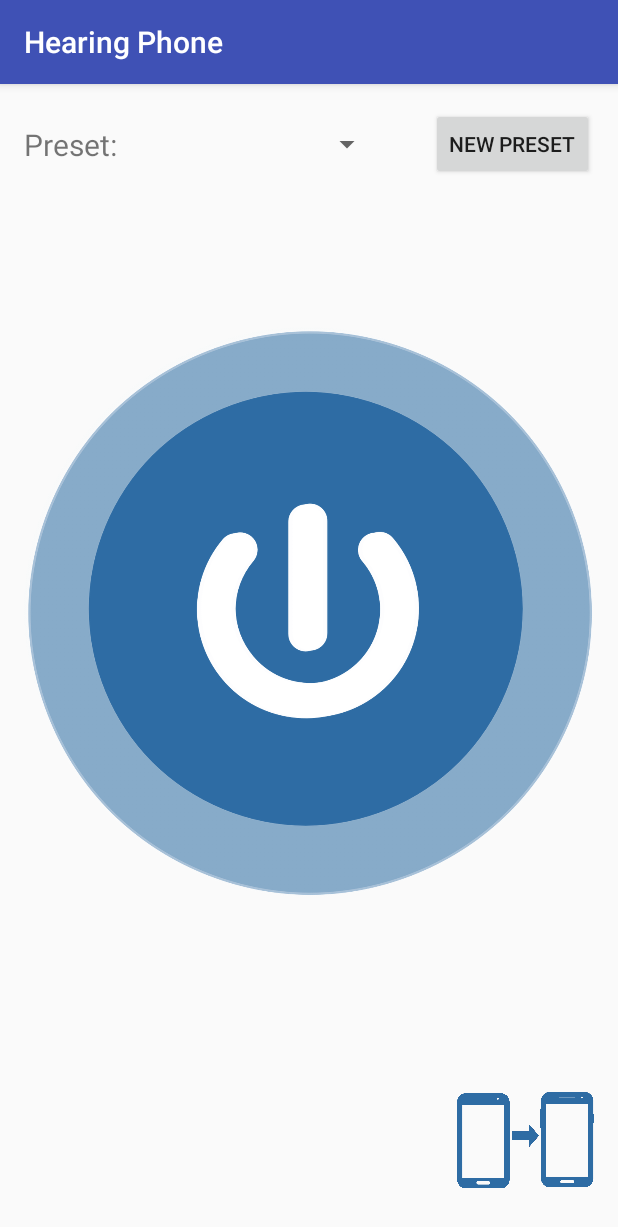
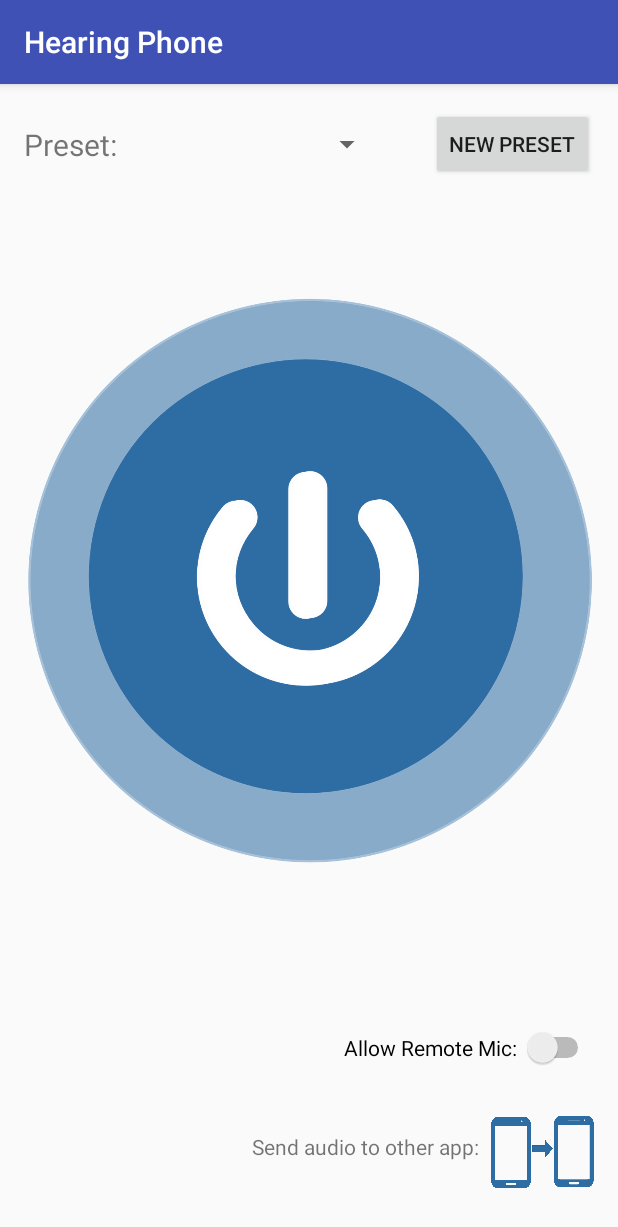
Before and after one commit to ErikAggie/backupaids, an Android app: the screen it shows after launch (MainActivity), on a phone screen of 412 x 824 dp. Shown: the top 1227 px of the screen. Run offline under Robolectric (Android 15) with nearby library versions, the phone set to English and light mode, and no system bars; 1 statement that could not run was skipped.

Commit message:
(Not working yet) added switch for allowing remote connections

```diff
--- a/app/src/main/java/peterson/ttu/edu/backupaids/activities/MainActivity.java
+++ b/app/src/main/java/peterson/ttu/edu/backupaids/activities/MainActivity.java
@@ -7,6 +7,7 @@ import android.content.Intent;
 import android.content.pm.PackageManager;
 import android.media.AudioManager;
 import android.support.annotation.NonNull;
+import android.support.annotation.UiThread;
 import android.support.v4.app.ActivityCompat;
 import android.support.v7.app.AppCompatActivity;
 import android.os.Bundle;
@@ -15,10 +16,14 @@ import android.widget.AdapterView;
 import android.widget.ArrayAdapter;
 import android.widget.ImageButton;
 import android.widget.Spinner;
+import android.widget.Switch;
+import android.widget.ToggleButton;
 
 import java.io.IOException;
 import java.net.Socket;
 import java.util.List;
+import java.util.Timer;
+import java.util.TimerTask;
 
 import peterson.ttu.edu.backupaids.BluetoothMonitor;
 import peterson.ttu.edu.backupaids.R;
@@ -36,6 +41,7 @@ public class MainActivity extends AppCompatActivity {
     private String[] permissions = {Manifest.permission.RECORD_AUDIO};
     private SoundPassthrough soundPassthrough;
     private ConnectionManager connectionManager;
+    private final Timer discoverableCountdown = new Timer();
 
     @Override
     protected void onCreate(Bundle savedInstanceState) {
@@ -76,6 +82,7 @@ public class MainActivity extends AppCompatActivity {
                     return;
                 }
                 if ( soundPassthrough.isPlaying()) {
+                    // TODO: I guess we should re-connect in this case?
                     // Restart playback so we use the new preset
                     stopPlaying();
                     playSound(view);
@@ -93,8 +100,11 @@ public class MainActivity extends AppCompatActivity {
     protected void onPause() {
         stopPlaying();
         connectionManager.stopListeningForConnections();
+        Switch toggleButton = (Switch) findViewById(R.id.makeDiscoverable);
+        toggleButton.setChecked(false);
         connectionManager.stopServiceDiscovery();
         unregisterReceiver(connectionManager);
+        discoverableCountdown.cancel();
         super.onPause();
     }
 
@@ -102,8 +112,6 @@ public class MainActivity extends AppCompatActivity {
     public void onResume() {
         super.onResume();
         registerReceiver(connectionManager, Util.WIFI_P2P_INTENT_FILTER);
-        connectionManager.listenForConnections();
-        connectionManager.beginServiceDiscovery();
     }
 
     @Override
@@ -176,6 +184,32 @@ public class MainActivity extends AppCompatActivity {
         }
     }
 
+    public void discoverableToggled(View view) {
+        final Switch makeDiscoverableButton = (Switch) view;
+        if ( makeDiscoverableButton.isActivated()) {
+            connectionManager.listenForConnections();
+            connectionManager.beginServiceDiscovery();
+
+            // Set a timer so we aren't discoverable forever (which wouldn't be allowed anyway)
+            discoverableCountdown.schedule(new TimerTask() {
+                @Override
+                public void run() {
+                    runOnUiThread(new Runnable() {
+                        @Override
+                        public void run() {
+                            makeDiscoverableButton.setChecked(false);
+                        }
+                    });
+                }
+            }, 30000); // 30 seconds
+        } else {
+            discoverableCountdown.cancel();
+            connectionManager.stopServiceDiscovery();
+            connectionManager.stopListeningForConnections();
+        }
+
+    }
+
     private SoundPreset getCurrentSoundPreset() {
         Spinner presetSpinner = findViewById(R.id.presetSpinner);
         int position = presetSpinner.getSelectedItemPosition();
--- a/app/src/main/res/layout/activity_main.xml
+++ b/app/src/main/res/layout/activity_main.xml
@@ -64,36 +64,59 @@
         android:layout_marginStart="16dp"
         android:layout_marginEnd="16dp"
         app:layout_constraintHorizontal_bias="0.6"
-        app:layout_constraintBottom_toTopOf="@id/sendToOtherPhoneButton"
+        app:layout_constraintBottom_toTopOf="@id/makeDiscoverable"
         app:layout_constraintTop_toBottomOf="@id/presetSpinner"
         app:layout_constraintLeft_toLeftOf="parent"
         app:layout_constraintRight_toRightOf="parent"
         app:layout_constraintVertical_bias="0.6" />
 
-    <View
+    <Switch
+        android:id="@+id/makeDiscoverable"
         android:layout_width="0dp"
-        android:layout_height="0dp"
-        app:layout_constraintTop_toBottomOf="@id/playSound"
-        app:layout_constraintBottom_toBottomOf="parent"
+        android:layout_height="wrap_content"
+        android:layout_marginBottom="8dp"
+        android:layout_marginTop="16dp"
+        android:layout_marginStart="4dp"
+        android:layout_marginEnd="16dp"
+        android:text="Allow Remote Mic: "
+        android:textAlignment="textEnd"
+        android:onClick="discoverableToggled"
+        app:layout_constraintBottom_toTopOf="@id/sendToOtherPhoneButton"
+        app:layout_constraintRight_toRightOf="parent"
+        app:layout_constraintTop_toBottomOf="@id/playSound" />
+
+    <TextView
+        android:id="@+id/textForSendToOtherPhoneButton"
+        android:layout_width="0dp"
+        android:layout_height="wrap_content"
+        android:text="Send audio to other app:"
+        android:layout_marginTop="8dp"
+        android:layout_marginBottom="16dp"
+        android:layout_marginStart="16dp"
+        android:layout_marginEnd="4dp"
+        android:textAlignment="viewEnd"
+        app:layout_constraintTop_toTopOf="@id/sendToOtherPhoneButton"
+        app:layout_constraintBottom_toBottomOf="@id/sendToOtherPhoneButton"
         app:layout_constraintLeft_toLeftOf="parent"
-        app:layout_constraintRight_toLeftOf="@id/sendToOtherPhoneButton"/>
+        app:layout_constraintRight_toLeftOf="@id/sendToOtherPhoneButton"
+        app:layout_constraintHorizontal_bias="1.0"/>
 
     <ImageButton
         android:id="@+id/sendToOtherPhoneButton"
-        android:layout_width="92dp"
-        android:layout_height="64dp"
+        android:layout_width="69dp"
+        android:layout_height="48dp"
         android:adjustViewBounds="false"
         android:background="@android:color/transparent"
         android:onClick="sendToOtherPhone"
         android:scaleType="fitEnd"
         android:src="@drawable/phone_to_phone"
-        android:layout_marginTop="16dp"
+        android:layout_marginTop="8dp"
         android:layout_marginBottom="16dp"
-        android:layout_marginStart="16dp"
+        android:layout_marginStart="4dp"
         android:layout_marginEnd="16dp"
-        app:layout_constraintTop_toBottomOf="@id/playSound"
+        app:layout_constraintLeft_toRightOf="@id/textForSendToOtherPhoneButton"
+        app:layout_constraintTop_toBottomOf="@id/makeDiscoverable"
         app:layout_constraintBottom_toBottomOf="parent"
-        app:layout_constraintRight_toRightOf="parent"
-        app:layout_constraintVertical_bias="0.2"/>
+        app:layout_constraintRight_toRightOf="parent"/>
 
 </android.support.constraint.ConstraintLayout>
```
